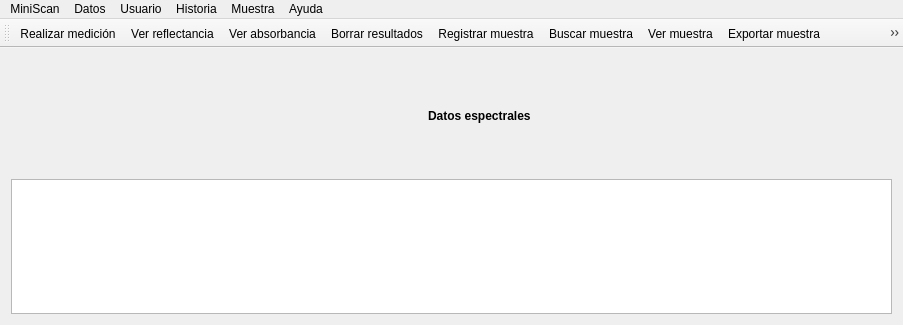
Qt form mainwindow.ui (Gabnz/Spectrasoft) before a commit.
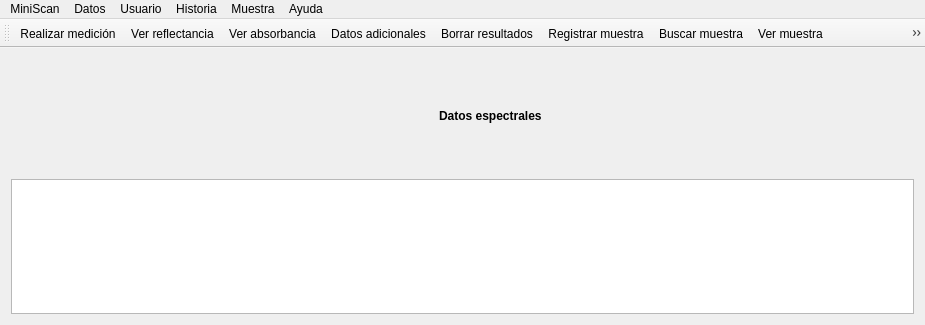
The same form after that commit. Icons and pictures are not drawn.

```diff
--- a/mainwindow.ui
+++ b/mainwindow.ui
@@ -6,7 +6,7 @@
    <rect>
     <x>0</x>
     <y>0</y>
-    <width>903</width>
+    <width>925</width>
     <height>325</height>
    </rect>
   </property>
@@ -180,7 +180,7 @@
     <rect>
      <x>0</x>
      <y>0</y>
-     <width>903</width>
+     <width>925</width>
      <height>21</height>
     </rect>
    </property>
@@ -306,6 +306,7 @@
    <addaction name="actionRealizar_medicion"/>
    <addaction name="actionVer_reflectancia"/>
    <addaction name="actionVer_absorbancia"/>
+   <addaction name="actionDatos_adicionales"/>
    <addaction name="actionBorrar_resultados"/>
    <addaction name="actionRegistrar_muestra"/>
    <addaction name="actionBuscar_muestra"/>
```
Left out of the diff: 1 changed line with no effect on the pictures.
